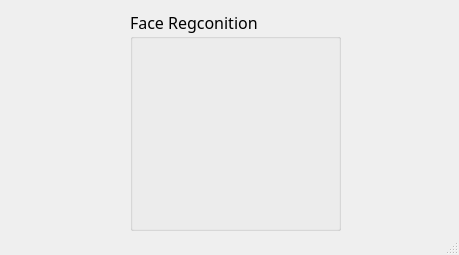
Above: main.ui from phuongthunee/Face-Recognition-in-Real-time before the change. Below: the same form after it.
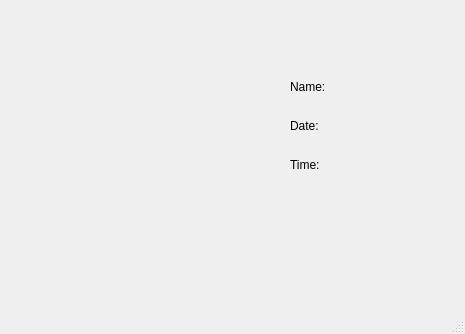
That is the form after the change.

Commit message: Update display current time and date

Diff of the .ui file:
```diff
--- a/main.ui
+++ b/main.ui
@@ -6,38 +6,92 @@
    <rect>
     <x>0</x>
     <y>0</y>
-    <width>459</width>
-    <height>255</height>
+    <width>465</width>
+    <height>334</height>
    </rect>
   </property>
   <property name="windowTitle">
    <string>Face Regconition</string>
   </property>
   <widget class="QWidget" name="centralwidget">
-   <widget class="QGroupBox" name="groupBox">
+   <widget class="QLabel" name="label">
     <property name="geometry">
      <rect>
-      <x>130</x>
-      <y>10</y>
+      <x>40</x>
+      <y>40</y>
       <width>211</width>
-      <height>221</height>
+      <height>211</height>
      </rect>
     </property>
-    <property name="minimumSize">
-     <size>
-      <width>0</width>
-      <height>0</height>
-     </size>
+    <property name="text">
+     <string/>
     </property>
-    <property name="font">
-     <font>
-      <family>Zilla Slab</family>
-      <pointsize>12</pointsize>
-     </font>
+   </widget>
+   <widget class="QWidget" name="gridLayoutWidget">
+    <property name="geometry">
+     <rect>
+      <x>290</x>
+      <y>70</y>
+      <width>161</width>
+      <height>111</height>
+     </rect>
     </property>
-    <property name="title">
-     <string>Face Regconition</string>
-    </property>
+    <layout class="QGridLayout" name="gridLayout">
+     <item row="2" column="0">
+      <layout class="QHBoxLayout" name="horizontalLayout_3">
+       <item>
+        <widget class="QLabel" name="time">
+         <property name="text">
+          <string>Time:</string>
+         </property>
+        </widget>
+       </item>
+       <item>
+        <widget class="QLabel" name="timeLabel">
+         <property name="text">
+          <string/>
+         </property>
+        </widget>
+       </item>
+      </layout>
+     </item>
+     <item row="1" column="0">
+      <layout class="QHBoxLayout" name="horizontalLayout_2">
+       <item>
+        <widget class="QLabel" name="date">
+         <property name="text">
+          <string>Date:</string>
+         </property>
+        </widget>
+       </item>
+       <item>
+        <widget class="QLabel" name="dateLabel">
+         <property name="text">
+          <string/>
+         </property>
+        </widget>
+       </item>
+      </layout>
+     </item>
+     <item row="0" column="0">
+      <layout class="QHBoxLayout" name="horizontalLayout">
+       <item>
+        <widget class="QLabel" name="name">
+         <property name="text">
+          <string>Name:</string>
+         </property>
+        </widget>
+       </item>
+       <item>
+        <widget class="QLabel" name="nameLabel">
+         <property name="text">
+          <string/>
+         </property>
+        </widget>
+       </item>
+      </layout>
+     </item>
+    </layout>
    </widget>
   </widget>
   <widget class="QMenuBar" name="menubar">
```
Left out of the diff: 2 changed lines with no effect on the pictures. The commit also changes 4 other files.
